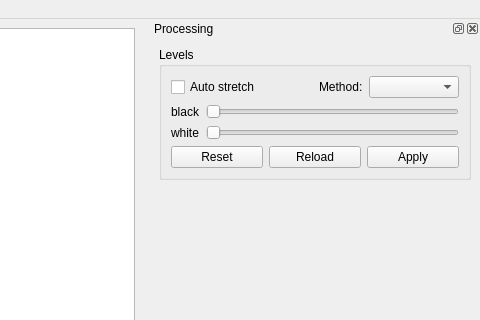
Qt form src/als/ui/als_ui.ui (gehelem/als) before a commit; both pictures show x 595 to 1075 and y 0 to 320 of the 1075 by 974 pixel window.
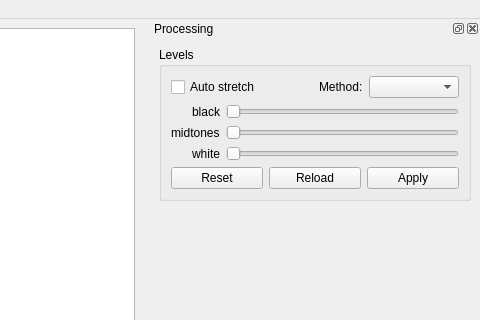
The same form after that commit. Custom widgets are drawn as their Qt base class.

Commit message: introduce midtones parameter for Levels processor

```diff
--- a/src/als/ui/als_ui.ui
+++ b/src/als/ui/als_ui.ui
@@ -640,7 +640,7 @@
    <property name="minimumSize">
     <size>
      <width>330</width>
-     <height>197</height>
+     <height>222</height>
     </size>
    </property>
    <property name="allowedAreas">
@@ -653,7 +653,7 @@
     <number>2</number>
    </attribute>
    <widget class="QWidget" name="dockWidgetContents_3">
-    <layout class="QVBoxLayout" name="verticalLayout_3">
+    <layout class="QVBoxLayout" name="verticalLayout_5">
      <item>
       <widget class="QGroupBox" name="groupBox_6">
        <property name="font">
@@ -665,7 +665,7 @@
        <property name="title">
         <string>Levels</string>
        </property>
-       <layout class="QVBoxLayout" name="verticalLayout_2">
+       <layout class="QVBoxLayout" name="verticalLayout_4">
         <item>
          <layout class="QHBoxLayout" name="horizontalLayout_4">
           <item>
@@ -708,32 +708,61 @@
          </layout>
         </item>
         <item>
-         <layout class="QGridLayout" name="gridLayout_2">
-          <item row="0" column="0">
+         <layout class="QHBoxLayout" name="horizontalLayout_5">
+          <item>
+           <layout class="QVBoxLayout" name="verticalLayout_2">
+            <item>
            <widget class="QLabel" name="label">
             <property name="text">
              <string>black</string>
             </property>
-           </widget>
-          </item>
-          <item row="0" column="1">
-           <widget class="QSlider" name="sld_black">
-            <property name="maximum">
-             <number>255</number>
-            </property>
-            <property name="orientation">
-             <enum>Qt::Horizontal</enum>
-            </property>
-           </widget>
-          </item>
-          <item row="1" column="0">
+              <property name="alignment">
+               <set>Qt::AlignRight|Qt::AlignTrailing|Qt::AlignVCenter</set>
+              </property>
+             </widget>
+            </item>
+            <item>
+             <widget class="QLabel" name="label_4">
+              <property name="text">
+               <string>midtones</string>
+              </property>
+             </widget>
+            </item>
+            <item>
            <widget class="QLabel" name="label_2">
             <property name="text">
              <string>white</string>
             </property>
-           </widget>
-          </item>
-          <item row="1" column="1">
+              <property name="alignment">
+               <set>Qt::AlignRight|Qt::AlignTrailing|Qt::AlignVCenter</set>
+              </property>
+             </widget>
+            </item>
+           </layout>
+          </item>
+          <item>
+           <layout class="QVBoxLayout" name="verticalLayout_3">
+            <item>
+             <widget class="QSlider" name="sld_black">
+              <property name="maximum">
+               <number>255</number>
+              </property>
+              <property name="orientation">
+               <enum>Qt::Horizontal</enum>
+              </property>
+             </widget>
+            </item>
+            <item>
+             <widget class="QSlider" name="sld_midtones">
+              <property name="maximum">
+               <number>255</number>
+              </property>
+              <property name="orientation">
+               <enum>Qt::Horizontal</enum>
+              </property>
+             </widget>
+            </item>
+            <item>
            <widget class="QSlider" name="sld_white">
             <property name="maximum">
              <number>255</number>
@@ -742,6 +771,8 @@
              <enum>Qt::Horizontal</enum>
             </property>
            </widget>
+            </item>
+           </layout>
           </item>
          </layout>
         </item>
```
Lines whose indentation alone changed are shown as unchanged. The commit also changes 3 other files.
